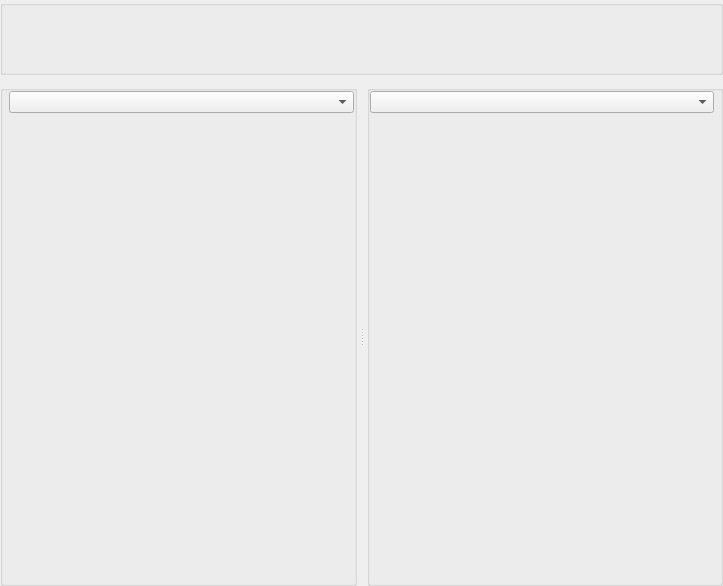
RemotelyChaotic/JOIPEngine, file src/Editor/EditorMainScreen.ui: the form before one commit.
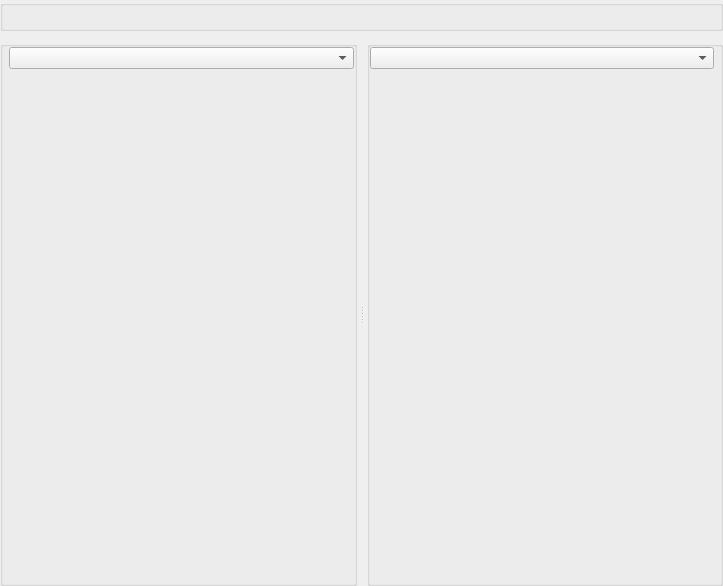
The form after the commit. Custom widgets are drawn as their Qt base class.

```diff
--- a/src/Editor/EditorMainScreen.ui
+++ b/src/Editor/EditorMainScreen.ui
@@ -199,26 +199,26 @@
       <string/>
      </property>
      <layout class="QHBoxLayout" name="horizontalLayout">
+      <property name="leftMargin">
+       <number>0</number>
+      </property>
+      <property name="topMargin">
+       <number>0</number>
+      </property>
+      <property name="rightMargin">
+       <number>0</number>
+      </property>
+      <property name="bottomMargin">
+       <number>0</number>
+      </property>
       <item>
        <widget class="CEditorActionBar" name="pProjectActionBar" native="true">
         <property name="sizePolicy">
-         <sizepolicy hsizetype="Preferred" vsizetype="Fixed">
+         <sizepolicy hsizetype="Preferred" vsizetype="Preferred">
           <horstretch>0</horstretch>
           <verstretch>0</verstretch>
          </sizepolicy>
         </property>
-        <property name="minimumSize">
-         <size>
-          <width>0</width>
-          <height>48</height>
-         </size>
-        </property>
-        <property name="maximumSize">
-         <size>
-          <width>16777215</width>
-          <height>48</height>
-         </size>
-        </property>
        </widget>
       </item>
      </layout>
```
